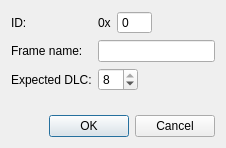
Qt form SW/DataLoggerPC/src/frame_dialog.ui (mkowalik/DataLogger_CAN_GPS_2018) before a commit.
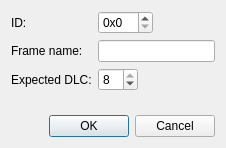
The same form after that commit.

Commit message: [SW] Bugfixes in the user interface. Added [byte.bit] box into signal definition widget. Bugfixed writing configuration to .aghconf file: added writing RTCConfigurationFrameID, frame expected DLC, frame signals number. Using FrameSignalVariant = std::variant<const ConfigFrame*, const ConfigSignal*> to hold Signal or Frame reference in ConfigTrigger class. Bugfixed changing raw/symbolic value in TriggerDialog class.

Patch:
```diff
--- a/SW/DataLoggerPC/src/frame_dialog.ui
+++ b/SW/DataLoggerPC/src/frame_dialog.ui
@@ -108,18 +108,11 @@
      </item>
      <item row="0" column="1" colspan="2">
       <layout class="QHBoxLayout" name="horizontalLayout">
-       <item>
-        <widget class="QLabel" name="x_label">
-         <property name="text">
-          <string>0x</string>
-         </property>
-        </widget>
-       </item>
        <item>
         <widget class="QSpinBox" name="id_SpinBox">
          <property name="minimumSize">
           <size>
-           <width>35</width>
+           <width>55</width>
            <height>0</height>
           </size>
          </property>
@@ -130,7 +123,7 @@
           <bool>true</bool>
          </property>
          <property name="buttonSymbols">
-          <enum>QAbstractSpinBox::NoButtons</enum>
+          <enum>QAbstractSpinBox::UpDownArrows</enum>
          </property>
          <property name="specialValueText">
           <string/>
@@ -139,10 +132,10 @@
           <bool>false</bool>
          </property>
          <property name="prefix">
-          <string notr="true" comment="0x" extracomment="0x"/>
+          <string notr="true" comment="0x" extracomment="0x">0x</string>
          </property>
          <property name="maximum">
-          <number>2048</number>
+          <number>2047</number>
          </property>
          <property name="displayIntegerBase">
           <number>16</number>
```
Left out of the diff: 2 changed lines with no effect on the pictures. The commit also changes 21 other files.
